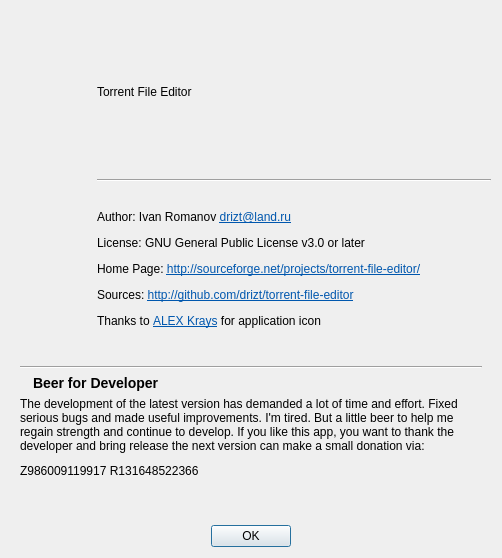
Above: aboutdlg.ui from torrent-file-editor/torrent-file-editor before the change. Below: the same form after it.
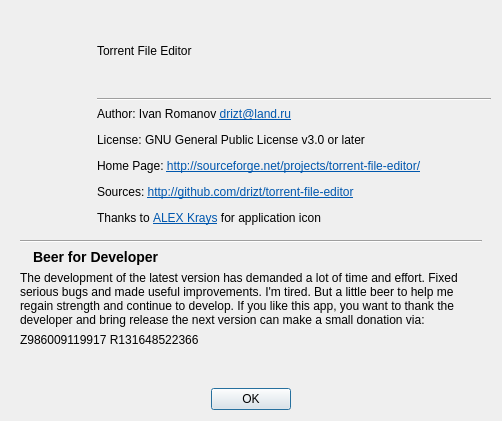
That is the form after the change. Icons and pictures are not drawn.

Commit message: Hide donation description

```diff
--- a/aboutdlg.ui
+++ b/aboutdlg.ui
@@ -7,7 +7,7 @@
     <x>0</x>
     <y>0</y>
     <width>502</width>
-    <height>558</height>
+    <height>421</height>
    </rect>
   </property>
   <property name="windowTitle">
```
Left out of the diff: 2 changed lines with no effect on the pictures. The commit also changes 1 other file.
